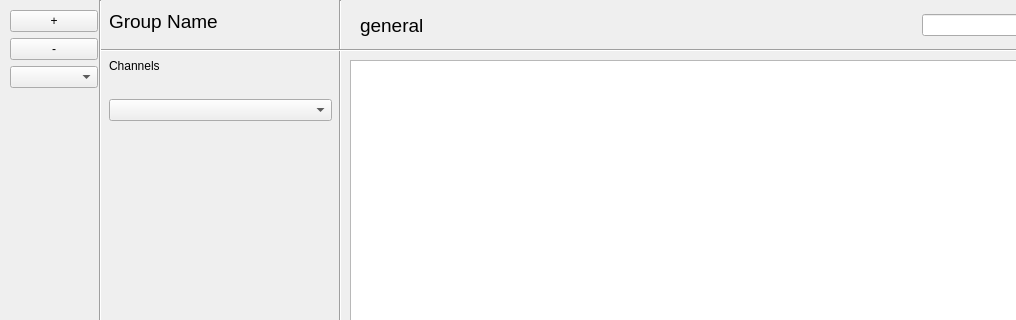
Above: Project Implementation/Messaging App Codebase/forms/mainwindow.ui from Hannah-Ashna/Messaging-Application before the change; both pictures show x 0 to 1016 and y 0 to 320 of the 1280 by 720 pixel window. Below: the same form after it.
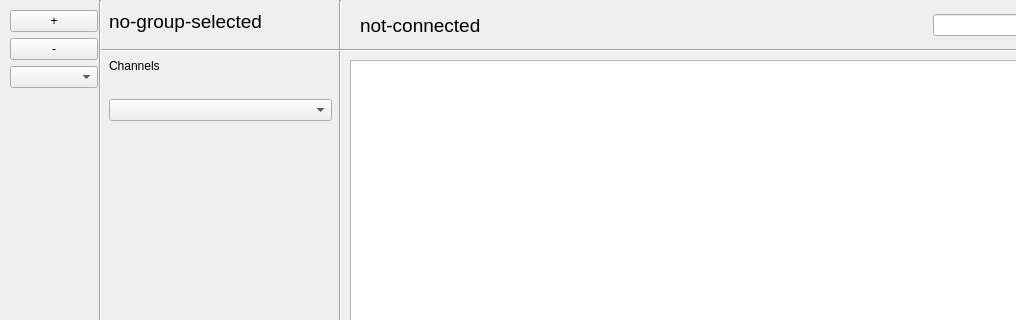
That is the form after the change.

```diff
--- a/Project Implementation/Messaging App Codebase/forms/mainwindow.ui
+++ b/Project Implementation/Messaging App Codebase/forms/mainwindow.ui
@@ -291,7 +291,7 @@
           </font>
          </property>
          <property name="text">
-          <string>Group Name</string>
+          <string>no-group-selected</string>
          </property>
         </widget>
        </item>
@@ -696,7 +696,7 @@
           </font>
          </property>
          <property name="text">
-          <string>general</string>
+          <string>not-connected</string>
          </property>
         </widget>
        </item>
```
Left out of the diff: 2 changed lines with no effect on the pictures.
